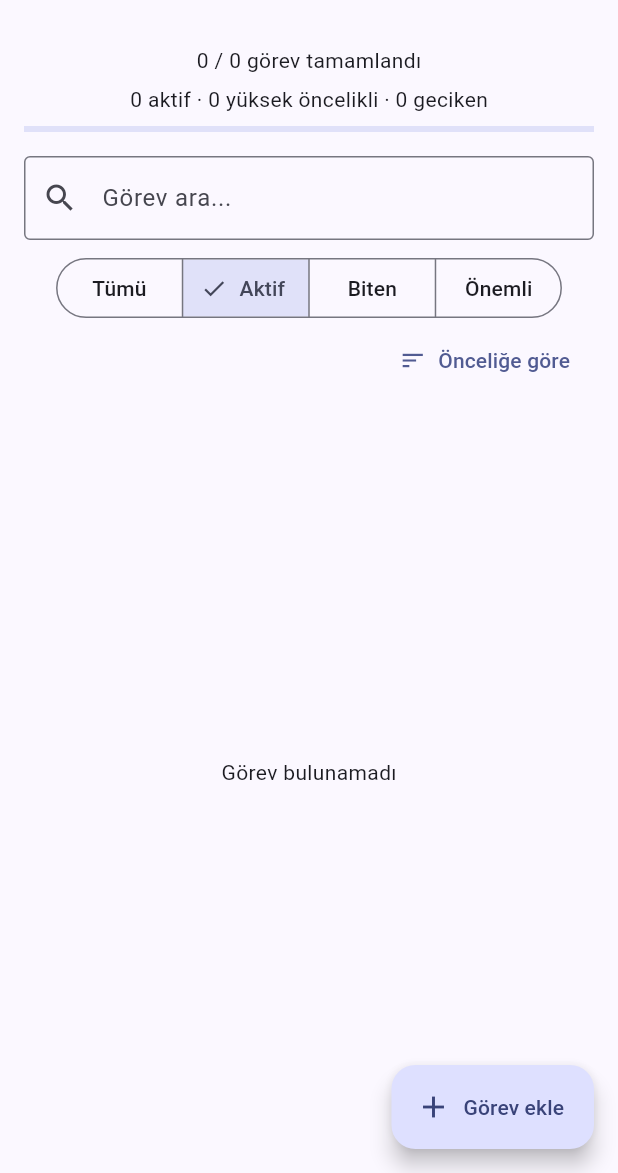
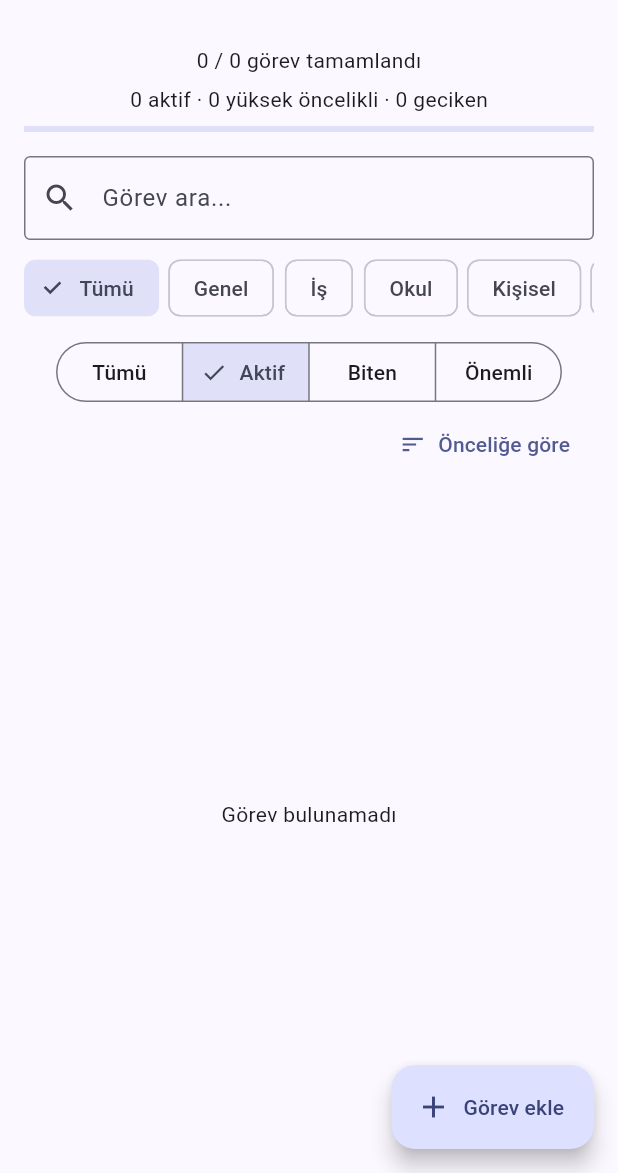
Before and after one commit to alidanis61615/TaskFlow, a Flutter app: the screen it shows after launch, after a tap on "Aktif", on a phone screen of 412 x 824 dp, the part 63-1236 px from its top. Run offline on Flutter 3.47's test engine with Material 3 defaults, Android fonts, the phone set to English and light mode, and no system bars; our stand-ins replace shared_preferences, sqflite; accounts and stored records are empty.

Commit message:
feat: task categories and category filtering with SQLite migration

```diff
--- a/lib/main.dart
+++ b/lib/main.dart
@@ -16,15 +16,16 @@ class Task {
   final bool completed;
   final DateTime createdAt;
   final DateTime? dueDate;
+  final String category;
 
   const Task({this.id, required this.title, this.description = '',
     this.priority = 1, this.completed = false, required this.createdAt,
-    this.dueDate});
+    this.dueDate, this.category = 'Genel'});
 
   Map<String, Object?> toMap() => {
     'title': title, 'description': description, 'priority': priority,
     'completed': completed ? 1 : 0, 'created_at': createdAt.toIso8601String(),
-    'due_date': dueDate?.toIso8601String(),
+    'due_date': dueDate?.toIso8601String(), 'category': category,
   };
 
   factory Task.fromMap(Map<String, Object?> map) => Task(
@@ -34,6 +35,7 @@ class Task {
     completed: (map['completed'] as int) == 1,
     createdAt: DateTime.parse(map['created_at'] as String),
     dueDate: map['due_date'] == null ? null : DateTime.parse(map['due_date'] as String),
+    category: (map['category'] as String?) ?? 'Genel',
   );
 
   Task copyWith({String? title, String? description, int? priority,
@@ -41,7 +43,7 @@ class Task {
     description: description ?? this.description,
     priority: priority ?? this.priority,
     completed: completed ?? this.completed, createdAt: createdAt,
-    dueDate: dueDate);
+    dueDate: dueDate, category: category);
 }
 
 class TaskDatabase {
@@ -52,11 +54,14 @@ class TaskDatabase {
   Future<Database> get database async {
     if (_db != null) return _db!;
     _db = await openDatabase(p.join(await getDatabasesPath(), 'taskflow.db'),
-      version: 2, onCreate: (db, _) async {
-        await db.execute('CREATE TABLE tasks (id INTEGER PRIMARY KEY AUTOINCREMENT, title TEXT NOT NULL, description TEXT NOT NULL, priority INTEGER NOT NULL, completed INTEGER NOT NULL, created_at TEXT NOT NULL, due_date TEXT)');
+      version: 3, onCreate: (db, _) async {
+        await db.execute('CREATE TABLE tasks (id INTEGER PRIMARY KEY AUTOINCREMENT, title TEXT NOT NULL, description TEXT NOT NULL, priority INTEGER NOT NULL, completed INTEGER NOT NULL, created_at TEXT NOT NULL, due_date TEXT, category TEXT NOT NULL DEFAULT "Genel")');
       }, onUpgrade: (db, oldVersion, newVersion) async {
         if (oldVersion < 2) {
           await db.execute('ALTER TABLE tasks ADD COLUMN due_date TEXT');
+        }
+        if (oldVersion < 3) {
+          await db.execute('ALTER TABLE tasks ADD COLUMN category TEXT NOT NULL DEFAULT "Genel"');
         }
       });
     return _db!;
@@ -135,6 +140,8 @@ class _TaskHomeState extends State<TaskHome> {
   int filter = 0;
   bool newestFirst = false;
   bool dueFirst = false;
+  String categoryFilter = 'Tümü';
+  static const categories = ['Genel', 'İş', 'Okul', 'Kişisel', 'Alışveriş'];
 
   @override
   void initState() {
@@ -152,6 +159,7 @@ class _TaskHomeState extends State<TaskHome> {
     final description = TextEditingController(text: task?.description ?? '');
     int priority = task?.priority ?? 1;
     DateTime? due = task?.dueDate;
+    String category = task?.category ?? 'Genel';
     final saved = await showDialog<Task>(context: context,
       builder: (dialogContext) => StatefulBuilder(
         builder: (context, update) => AlertDialog(
@@ -174,6 +182,10 @@ class _TaskHomeState extends State<TaskHome> {
                 IconButton(tooltip: 'Tarihi kaldır', icon: const Icon(Icons.close),
                   onPressed: due == null ? null : () => update(() => due = null)),
               ]),
+              DropdownButtonFormField<String>(initialValue: category,
+                decoration: const InputDecoration(labelText: 'Kategori'),
+                items: categories.map((c) => DropdownMenuItem(value: c, child: Text(c))).toList(),
+                onChanged: (v) => update(() => category = v ?? 'Genel')),
               DropdownButtonFormField<int>(initialValue: priority,
                 decoration: const InputDecoration(labelText: 'Öncelik'),
                 items: const [
@@ -190,7 +202,8 @@ class _TaskHomeState extends State<TaskHome> {
               Navigator.pop(context, Task(id: task?.id,
                 title: title.text.trim(), description: description.text.trim(),
                 priority: priority, completed: task?.completed ?? false,
-                createdAt: task?.createdAt ?? DateTime.now(), dueDate: due));
+                createdAt: task?.createdAt ?? DateTime.now(), dueDate: due,
+                category: category));
             }, child: const Text('Kaydet')),
           ],
         ),
@@ -208,7 +221,7 @@ class _TaskHomeState extends State<TaskHome> {
     final shown = tasks.where((t) {
       final matches = ('${t.title} ${t.description}')
         .toLowerCase().contains(search.toLowerCase());
-      return matches && (filter == 0 || (filter == 1 && !t.completed) ||
+      return matches && (categoryFilter == 'Tümü' || t.category == categoryFilter) && (filter == 0 || (filter == 1 && !t.completed) ||
         (filter == 2 && t.completed) || (filter == 3 && t.priority == 2 && !t.completed));
     }).toList();
     if (newestFirst) {
@@ -247,6 +260,12 @@ class _TaskHomeState extends State<TaskHome> {
             border: OutlineInputBorder()),
             onChanged: (v) => setState(() => search = v)),
           const SizedBox(height: 8),
+          SingleChildScrollView(scrollDirection: Axis.horizontal,
+            child: Row(children: ['Tümü', ...categories].map((c) =>
+              Padding(padding: const EdgeInsets.only(right: 6),
+                child: ChoiceChip(label: Text(c), selected: categoryFilter == c,
+                  onSelected: (_) => setState(() => categoryFilter = c)))).toList())),
+          const SizedBox(height: 8),
           SegmentedButton<int>(segments: const [
             ButtonSegment(value: 0, label: Text('Tümü')),
             ButtonSegment(value: 1, label: Text('Aktif')),
@@ -273,7 +292,7 @@ class _TaskHomeState extends State<TaskHome> {
                   title: Text(task.title, style: TextStyle(
                     decoration: task.completed
                       ? TextDecoration.lineThrough : null)),
-                  subtitle: Text('${task.description}\nÖncelik: ${['Düşük', 'Normal', 'Yüksek'][task.priority]}${task.dueDate == null ? '' : '\nSon tarih: ${task.dueDate!.day}.${task.dueDate!.month}.${task.dueDate!.year}'}${!task.completed && task.dueDate != null && task.dueDate!.isBefore(today) ? ' · GECİKTİ' : ''}'),
+                  subtitle: Text('${task.description}\n${task.category} · Öncelik: ${['Düşük', 'Normal', 'Yüksek'][task.priority]}${task.dueDate == null ? '' : '\nSon tarih: ${task.dueDate!.day}.${task.dueDate!.month}.${task.dueDate!.year}'}${!task.completed && task.dueDate != null && task.dueDate!.isBefore(today) ? ' · GECİKTİ' : ''}'),
                   isThreeLine: true,
                   onTap: () => edit(task),
                   trailing: IconButton(icon: const Icon(Icons.delete_outline),
```
